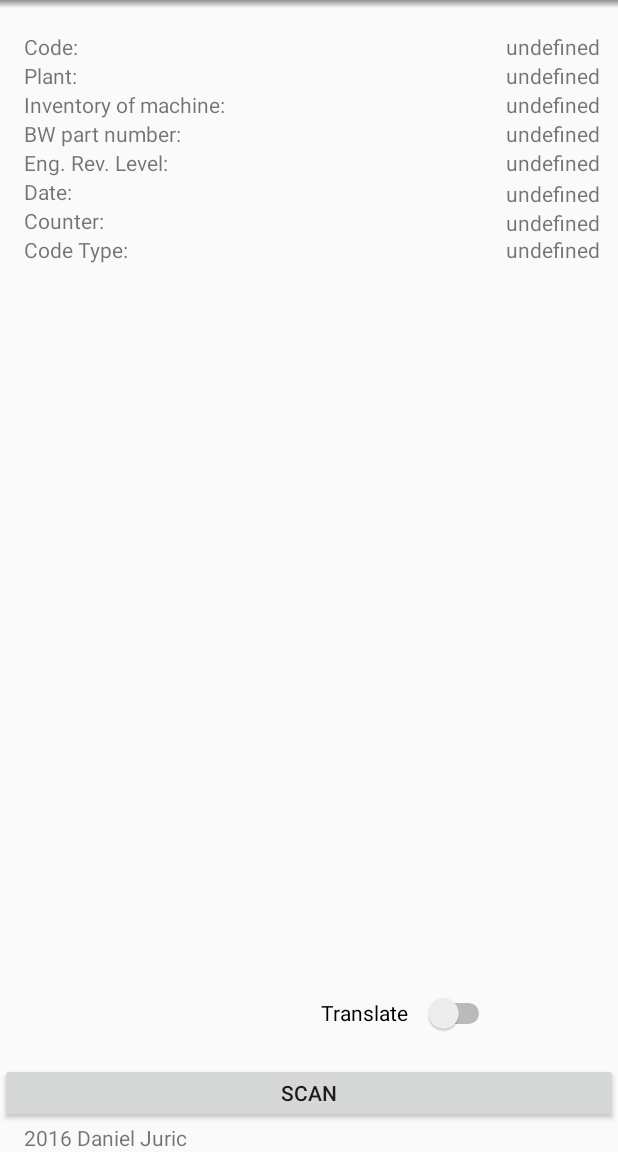
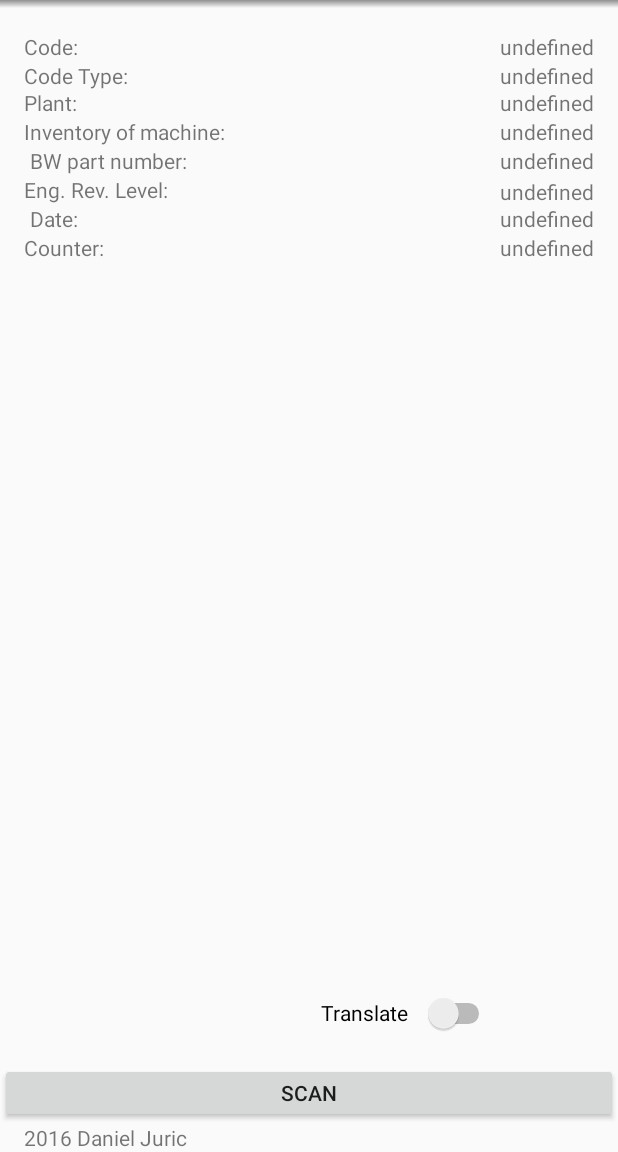
Before and after one commit to BorgWarner-MAI/BW-DMX-Scanner, an Android app: the screen it shows after launch (MainActivity), on a phone screen of 412 x 824 dp, the part 84-1236 px from its top. Run offline under Robolectric (Android 15) with nearby library versions, the phone set to English and light mode, and no system bars; our stand-ins replace AdMob; libraries missing offline, so code that uses them is left out: com.crashlytics.android, com.google.zxing.integration, io.fabric.sdk; 1 statement that could not run was skipped.

Commit message:
v1.0.0 (69) SNAPSHOT Werbebanner entfernt Dex File Aufgeräumt

```diff
--- a/app/src/main/java/danieljuric/borgwarner/MainActivity.java
+++ b/app/src/main/java/danieljuric/borgwarner/MainActivity.java
@@ -17,6 +17,7 @@ import android.widget.TextView;
 import android.widget.Toast;
 
 import com.crashlytics.android.Crashlytics;
+import com.crashlytics.android.ndk.CrashlyticsNdk;
 import com.google.android.gms.ads.AdRequest;
 import com.google.android.gms.ads.AdView;
 import com.google.zxing.integration.android.IntentIntegrator;
@@ -38,7 +39,7 @@ public class MainActivity extends AppCompatActivity {
     @Override
     protected void onCreate(Bundle savedInstanceState) {
         super.onCreate(savedInstanceState);
-        Fabric.with(this, new Crashlytics());
+        Fabric.with(this, new Crashlytics(), new CrashlyticsNdk());
         setContentView(R.layout.activity_main);
 
         // Ad Banner Main Unten
--- a/app/src/main/res/layout/activity_main.xml
+++ b/app/src/main/res/layout/activity_main.xml
@@ -28,69 +28,6 @@
         android:textAlignment="textStart" />
 
     <TextView
-        android:text="@string/main_text_plant"
-        android:layout_width="wrap_content"
-        android:layout_height="wrap_content"
-        android:id="@+id/main_text_plant"
-        android:layout_below="@+id/main_text_code"
-        android:layout_alignStart="@+id/main_text_code"
-        android:textAlignment="textStart" />
-
-    <TextView
-        android:text="@string/main_text_inventoryOfMachine"
-        android:layout_width="wrap_content"
-        android:layout_height="wrap_content"
-        android:id="@+id/main_text_inventoryOfMachine"
-        android:layout_below="@+id/main_text_plant"
-        android:layout_alignStart="@+id/main_text_plant"
-        android:textAlignment="textStart" />
-
-    <TextView
-        android:text="@string/main_text_bwPartNo"
-        android:layout_width="wrap_content"
-        android:layout_height="wrap_content"
-        android:id="@+id/main_text_bwPartNo"
-        android:layout_below="@+id/main_text_inventoryOfMachine"
-        android:layout_alignStart="@+id/main_text_inventoryOfMachine"
-        android:textAlignment="textStart" />
-
-    <TextView
-        android:text="@string/main_text_EngRevLvl"
-        android:layout_width="wrap_content"
-        android:layout_height="wrap_content"
-        android:id="@+id/main_text_EngRevLvl"
-        android:layout_below="@+id/main_text_bwPartNo"
-        android:layout_alignStart="@+id/main_text_bwPartNo"
-        android:textAlignment="textStart" />
-
-    <TextView
-        android:text="@string/main_text_counter"
-        android:layout_width="wrap_content"
-        android:layout_height="wrap_content"
-        android:id="@+id/main_text_counter"
-        android:layout_below="@+id/main_text_julianDate"
-        android:layout_alignStart="@+id/main_text_EngRevLvl"
-        android:textAlignment="textStart" />
-
-    <TextView
-        android:text="@string/main_text_julianDate"
-        android:layout_width="wrap_content"
-        android:layout_height="wrap_content"
-        android:id="@+id/main_text_julianDate"
-        android:layout_below="@+id/main_text_EngRevLvl"
-        android:layout_alignStart="@+id/main_text_counter"
-        android:textAlignment="textStart" />
-
-    <TextView
-        android:text="@string/main_text_Code_Type"
-        android:layout_width="wrap_content"
-        android:layout_height="wrap_content"
-        android:id="@+id/main_text_Code_Type"
-        android:layout_below="@+id/main_text_counter"
-        android:layout_alignStart="@+id/main_text_counter"
-        android:textAlignment="textStart" />
-
-    <TextView
         android:text="@string/main_code_encoded"
         android:layout_width="wrap_content"
         android:layout_height="wrap_content"
@@ -99,66 +36,6 @@
         android:layout_alignBottom="@+id/main_button_encode"
         android:layout_toEndOf="@+id/main_text_EngRevLvl"
         android:layout_marginBottom="32dp" />
-
-    <TextView
-        android:text="@string/universal_undefined"
-        android:layout_width="300dp"
-        android:layout_height="wrap_content"
-
-        android:id="@+id/main_code_type_string"
-        android:layout_marginEnd="12dp"
-        android:layout_alignBaseline="@+id/main_text_Code_Type"
-        android:layout_alignBottom="@+id/main_text_Code_Type"
-        android:layout_alignParentEnd="true"
-        android:textAlignment="viewEnd" />
-
-    <TextView
-        android:text="@string/universal_undefined"
-        android:layout_width="300dp"
-        android:layout_height="wrap_content"
-        android:id="@+id/main_code_EngRevLvl_string"
-        android:layout_alignBaseline="@+id/main_text_EngRevLvl"
-        android:layout_alignBottom="@+id/main_text_EngRevLvl"
-        android:layout_alignStart="@+id/main_code_plant_string"
-        android:textAlignment="viewEnd" />
-
-    <TextView
-        android:text="@string/universal_undefined"
-        android:layout_width="300dp"
-        android:layout_height="8pt"
-        android:id="@+id/main_code_counter_string"
-        android:layout_above="@+id/main_code_type_string"
-        android:layout_alignStart="@+id/main_code_type_string"
-        android:textAlignment="viewEnd" />
-
-    <TextView
-        android:text="@string/universal_undefined"
-        android:layout_width="300dp"
-        android:layout_height="wrap_content"
-
-        android:id="@+id/main_code_inventoryOfMachine_string"
-        android:layout_below="@+id/main_code_plant_string"
-        android:layout_alignStart="@+id/main_code_plant_string"
-        android:textAlignment="viewEnd" />
-
-    <TextView
-        android:text="@string/universal_undefined"
-        android:layout_width="300dp"
-        android:layout_height="wrap_content"
-        android:id="@+id/main_code_bwPartNo_string"
-        android:layout_above="@+id/main_code_EngRevLvl_string"
-        android:layout_alignStart="@+id/main_code_EngRevLvl_string"
-        android:textAlignment="viewEnd" />
-
-    <TextView
-        android:text="@string/universal_undefined"
-        android:layout_width="300dp"
-        android:id="@+id/main_code_julianDate_string"
-
-        android:layout_height="8pt"
-        android:layout_alignBottom="@+id/main_text_julianDate"
-        android:layout_alignStart="@+id/main_code_EngRevLvl_string"
-        android:textAlignment="viewEnd" />
 
     <TextView
         android:layout_width="wrap_content"
@@ -176,6 +53,7 @@
         ads:adSize="BANNER"
         ads:adUnitId="@string/banner_ad_unit_id"
         android:layout_above="@+id/main_text_copyright"
+        android:visibility="invisible"
         android:layout_alignParentEnd="true"
         android:layout_alignParentStart="true">
     </com.google.android.gms.ads.AdView>
@@ -201,19 +79,144 @@
 
     <TextView
         android:text="@string/universal_undefined"
+        android:layout_height="wrap_content"
+        android:id="@+id/main_code_string"
+        android:textAlignment="viewEnd"
+        android:layout_width="300dp"
+        android:layout_alignBaseline="@+id/main_text_code"
+        android:layout_alignBottom="@+id/main_text_code"
+        android:layout_alignStart="@+id/main_code_inventoryOfMachine_string" />
+
+    <TextView
+        android:text="@string/main_text_plant"
+        android:layout_width="wrap_content"
+        android:layout_height="wrap_content"
+        android:id="@+id/main_text_plant"
+        android:textAlignment="textStart"
+        android:layout_marginTop="18dp"
+        android:layout_below="@+id/main_text_code"
+        android:layout_alignStart="@+id/main_text_code" />
+
+    <TextView
+        android:text="@string/main_text_Code_Type"
+        android:layout_width="wrap_content"
+        android:layout_height="wrap_content"
+        android:id="@+id/main_text_Code_Type"
+        android:textAlignment="textStart"
+        android:layout_below="@+id/main_text_code"
+        android:layout_alignStart="@+id/main_text_code" />
+
+    <TextView
+        android:text="@string/main_text_inventoryOfMachine"
+        android:layout_width="wrap_content"
+        android:layout_height="wrap_content"
+        android:id="@+id/main_text_inventoryOfMachine"
+        android:textAlignment="textStart"
+        android:layout_below="@+id/main_text_plant"
+        android:layout_alignStart="@+id/main_text_plant" />
+
+    <TextView
+        android:text="@string/main_text_bwPartNo"
+        android:layout_width="wrap_content"
+        android:layout_height="wrap_content"
+        android:id="@+id/main_text_bwPartNo"
+        android:textAlignment="textStart"
+        android:layout_below="@+id/main_text_inventoryOfMachine"
+        android:layout_alignEnd="@+id/main_text_copyright" />
+
+    <TextView
+        android:text="@string/main_text_EngRevLvl"
+        android:layout_width="wrap_content"
+        android:layout_height="wrap_content"
+        android:id="@+id/main_text_EngRevLvl"
+        android:textAlignment="textStart"
+        android:layout_below="@+id/main_text_bwPartNo"
+        android:layout_alignStart="@+id/main_text_inventoryOfMachine" />
+
+    <TextView
+        android:text="@string/main_text_julianDate"
+        android:layout_width="wrap_content"
+        android:layout_height="wrap_content"
+        android:id="@+id/main_text_julianDate"
+        android:textAlignment="textStart"
+        android:layout_below="@+id/main_text_EngRevLvl"
+        android:layout_alignStart="@+id/main_text_bwPartNo" />
+
+    <TextView
+        android:text="@string/main_text_counter"
+        android:layout_width="wrap_content"
+        android:layout_height="wrap_content"
+        android:id="@+id/main_text_counter"
+        android:textAlignment="textStart"
+        android:layout_below="@+id/main_text_julianDate"
+        android:layout_alignStart="@+id/main_text_EngRevLvl" />
+
+    <TextView
+        android:text="@string/universal_undefined"
         android:layout_width="300dp"
         android:layout_height="wrap_content"
         android:id="@+id/main_code_plant_string"
         android:textAlignment="viewEnd"
-        android:layout_above="@+id/main_text_inventoryOfMachine"
-        android:layout_alignEnd="@+id/main_code_counter_string" />
+        android:layout_below="@+id/main_code_string"
+        android:layout_alignStart="@+id/main_code_string" />
 
     <TextView
         android:text="@string/universal_undefined"
+        android:layout_width="300dp"
         android:layout_height="wrap_content"
-        android:id="@+id/main_code_string"
+
+        android:id="@+id/main_code_inventoryOfMachine_string"
         android:textAlignment="viewEnd"
+        android:layout_above="@+id/main_text_inventoryOfMachine"
+        android:layout_alignStart="@+id/main_code_bwPartNo_string" />
+
+    <TextView
+        android:text="@string/universal_undefined"
         android:layout_width="300dp"
-        android:layout_above="@+id/main_code_plant_string"
-        android:layout_alignStart="@+id/main_code_plant_string" />
+        android:layout_height="wrap_content"
+        android:id="@+id/main_code_bwPartNo_string"
+        android:textAlignment="viewEnd"
+        android:layout_alignBaseline="@+id/main_text_inventoryOfMachine"
+        android:layout_alignBottom="@+id/main_text_inventoryOfMachine"
+        android:layout_alignStart="@+id/main_code_EngRevLvl_string" />
+
+    <TextView
+        android:text="@string/universal_undefined"
+        android:layout_width="300dp"
+        android:layout_height="wrap_content"
+        android:id="@+id/main_code_EngRevLvl_string"
+        android:textAlignment="viewEnd"
+        android:layout_alignBaseline="@+id/main_text_bwPartNo"
+        android:layout_alignBottom="@+id/main_text_bwPartNo"
+        android:layout_alignStart="@+id/main_code_julianDate_string" />
+
+    <TextView
+        android:text="@string/universal_undefined"
+        android:layout_width="300dp"
+        android:id="@+id/main_code_julianDate_string"
+
+        android:layout_height="8pt"
+        android:textAlignment="viewEnd"
+        android:layout_alignBottom="@+id/main_text_EngRevLvl"
+        android:layout_alignStart="@+id/main_code_counter_string" />
+
+    <TextView
+        android:text="@string/universal_undefined"
+        android:layout_width="300dp"
+        android:id="@+id/main_code_counter_string"
+        android:textAlignment="viewEnd"
+        android:layout_alignBottom="@+id/main_text_julianDate"
+        android:layout_alignStart="@+id/main_code_type_string"
+        android:layout_height="wrap_content" />
+
+    <TextView
+        android:text="@string/universal_undefined"
+        android:layout_width="300dp"
+        android:layout_height="wrap_content"
+
+        android:id="@+id/main_code_type_string"
+        android:textAlignment="viewEnd"
+        android:layout_below="@+id/main_code_counter_string"
+        android:layout_alignParentEnd="true"
+        android:layout_marginEnd="16dp" />
 </RelativeLayout>
```
Also changed, not shown: app/build.gradle (+12 -7 lines), 1 other file.
